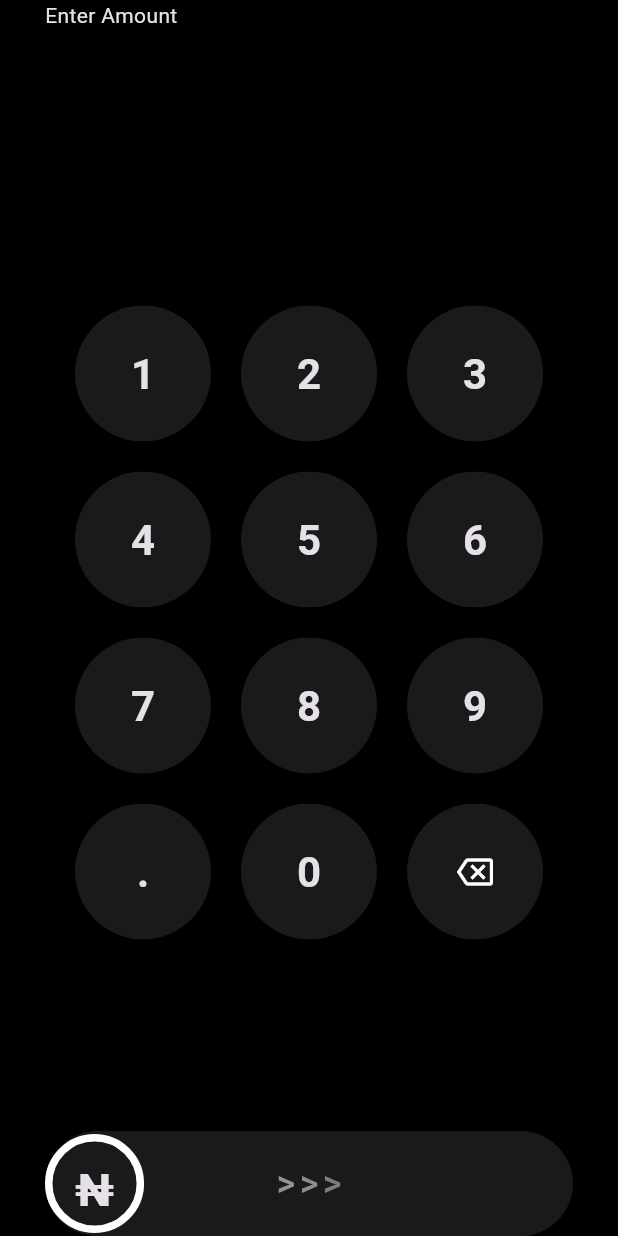
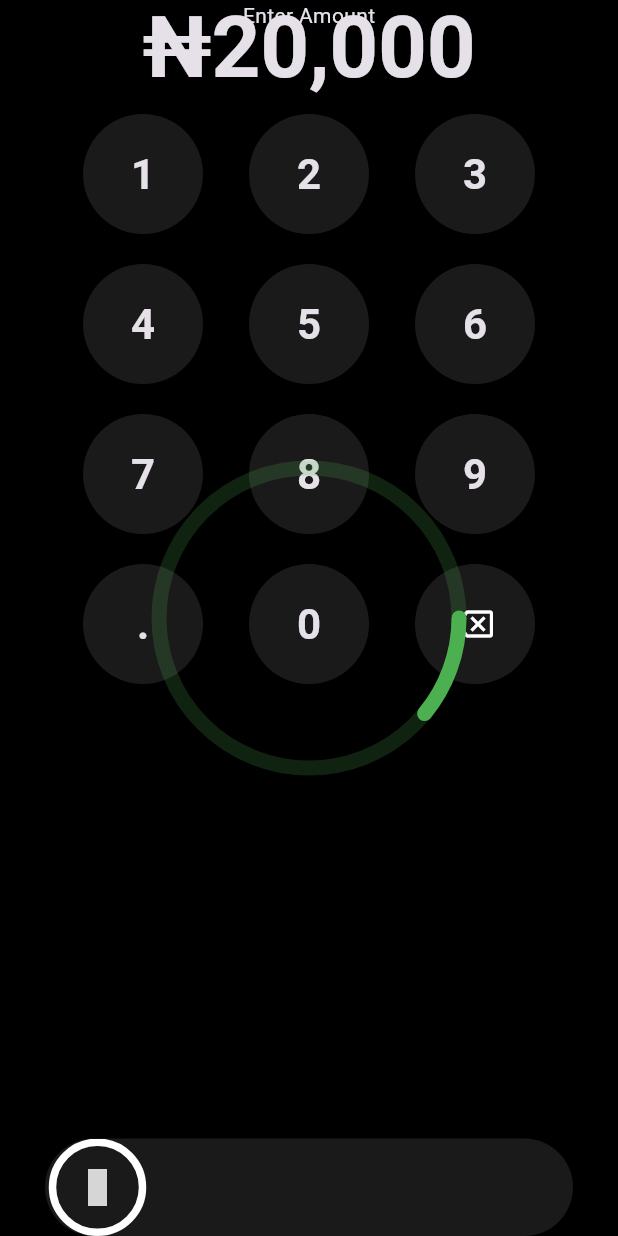
Before and after one commit to cscoderr/flutter_advance, a Flutter app: the screen it shows after launch, after a tap on "Swipe to pay", on a phone screen of 412 x 824 dp. Run offline on Flutter 3.47's test engine with Material 3 defaults, Android fonts, the phone set to English and light mode, and no system bars; our stand-ins replace iconsax; missing offline and left inert: interpolate_animated; grey boxes are pictures that could not be loaded.

Commit message:
chore: update swipe to pay page

```diff
--- a/lib/swipe_to_pay/swipe_to_pay.dart
+++ b/lib/swipe_to_pay/swipe_to_pay.dart
@@ -1 +1,2 @@
 export 'view/swipe_to_pay_page.dart';
+export 'widgets/widgets.dart';
--- a/lib/swipe_to_pay/view/swipe_to_pay_page.dart
+++ b/lib/swipe_to_pay/view/swipe_to_pay_page.dart
@@ -1,5 +1,7 @@
+import 'package:animation_playground/animated_progress_bar.dart';
+import 'package:animation_playground/swipe_to_pay/swipe_to_pay.dart';
 import 'package:flutter/material.dart';
-import 'package:flutter/services.dart';
+import 'package:flutter/scheduler.dart';
 
 class SwipeToPayPage extends StatefulWidget {
   const SwipeToPayPage({super.key});
@@ -13,10 +15,28 @@ class SwipeToPayPage extends StatefulWidget {
 
 class _SwipeToPayPageState extends State<SwipeToPayPage> {
   late final TextEditingController keyboardText;
+  bool isSuccessful = false;
+  final _sliderKey = GlobalKey();
+  double _sliderWidth = 0.0;
+  double _maxSliderWidth = 0.0;
+  final double _minSliderWidth = 70;
+  final double _containerHeight = 65;
+  double _maxDragExtent = 0.0;
+
   @override
   void initState() {
     super.initState();
     keyboardText = TextEditingController();
+
+    SchedulerBinding.instance.addPostFrameCallback((_) {
+      final renderBox =
+          _sliderKey.currentContext?.findRenderObject() as RenderBox?;
+      setState(() {
+        _sliderWidth = renderBox?.size.width ?? 0.0;
+        _maxSliderWidth = _sliderWidth - _minSliderWidth;
+        _maxDragExtent = _maxSliderWidth * 0.85;
+      });
+    });
   }
 
   @override
@@ -27,25 +47,35 @@ class _SwipeToPayPageState extends State<SwipeToPayPage> {
       body: SafeArea(
         child: Padding(
           padding: const EdgeInsets.symmetric(horizontal: 30),
+          child: Stack(
+            // crossAxisAlignment: CrossAxisAlignment.start,
+            children: [
+              // const Spacer(),
+              if (!isSuccessful)
+                Positioned.fill(
+                  top: 0,
+                  bottom: 0,
+                  right: 0,
+                  left: 0,
                   child: Column(
-            crossAxisAlignment: CrossAxisAlignment.start,
                     children: [
                       const Text('Enter Amount'),
                       TextField(
                         controller: keyboardText,
                         showCursor: false,
-                style: Theme.of(context).textTheme.headlineLarge?.copyWith(
+                        style:
+                            Theme.of(context).textTheme.headlineLarge?.copyWith(
                                   fontWeight: FontWeight.w700,
                                 ),
                         decoration: const InputDecoration(
                           border: InputBorder.none,
                         ),
                       ),
-              const Spacer(),
-              _Keypad(
+                      KeypadWidget(
                         onKeyPressed: (value) {
                           if (value == 'x') {
-                    keyboardText.text = keyboardText.text.removeLastChar;
+                            keyboardText.text =
+                                keyboardText.text.removeLastChar;
                           } else if (value == '.') {
                             keyboardText.text +=
                                 !keyboardText.text.contains('.') ? value : "";
@@ -54,8 +84,75 @@ class _SwipeToPayPageState extends State<SwipeToPayPage> {
                           }
                         },
                       ),
-              const Spacer(),
-              const PaymentSlider(),
+                    ],
+                  ),
+                ),
+              AnimatedPositioned(
+                duration: const Duration(milliseconds: 300),
+                top: isSuccessful ? size.height * 0.15 : 0,
+                curve: Curves.easeInOut,
+                left: 0,
+                right: 0,
+                child: Center(
+                  child: Text(
+                    '\u20A620,000',
+                    style: Theme.of(context)
+                        .textTheme
+                        .displayLarge
+                        ?.copyWith(fontWeight: FontWeight.w700),
+                  ),
+                ),
+              ),
+
+              const Positioned(
+                top: 0,
+                bottom: 0,
+                right: 0,
+                left: 0,
+                child: _AnimatedProgressBar(),
+              ),
+
+              if (1 == 2)
+                AnimatedPositioned(
+                  duration: const Duration(milliseconds: 1000),
+                  top: 0,
+                  bottom: 0,
+                  right: 0,
+                  left: 0,
+                  child: Offstage(
+                    offstage: !isSuccessful,
+                    child: Center(
+                      child: AnimatedSlide(
+                        offset: isSuccessful
+                            ? Offset.zero
+                            : const Offset(2.1, 5.49),
+                        duration: const Duration(milliseconds: 1000),
+                        child: AnimatedScale(
+                          duration: const Duration(milliseconds: 1000),
+                          scale: isSuccessful ? 4 : 1,
+                          child: const PaymetIconWidget(isActive: true),
+                        ),
+                      ),
+                    ),
+                  ),
+                ),
+              // const Spacer(),
+              Positioned(
+                bottom: 0,
+                right: 0,
+                left: 0,
+                child: PaymentSliderWidget(
+                  key: _sliderKey,
+                  containerHeight: _containerHeight,
+                  maxDragExtent: _maxDragExtent,
+                  maxSliderWidth: _maxSliderWidth,
+                  onComplete: (value) {
+                    setState(() {
+                      isSuccessful = value;
+                    });
+                  },
+                ),
+              ),
             ],
           ),
         ),
@@ -64,105 +161,30 @@ class _SwipeToPayPageState extends State<SwipeToPayPage> {
   }
 }
 
-class PaymentSlider extends StatefulWidget {
-  const PaymentSlider({
+class _AnimatedProgressBar extends StatefulWidget {
+  const _AnimatedProgressBar({
     super.key,
   });
 
   @override
-  State<PaymentSlider> createState() => _PaymentSliderState();
+  State<_AnimatedProgressBar> createState() => _AnimatedProgressBarState();
 }
 
-class _PaymentSliderState extends State<PaymentSlider> {
-  double _xDragOffet = 0;
-  @override
-  Widget build(BuildContext context) {
-    final size = MediaQuery.sizeOf(context);
-    return Container(
-      height: 70,
-      width: size.width,
-      decoration: BoxDecoration(
-        color: Colors.white10,
-        borderRadius: BorderRadius.circular(50),
-      ),
-      child: Stack(
-        children: [
-          const Center(
-            child: LoadingAnimation(),
-          ),
-          AnimatedPositioned(
-            top: 0,
-            bottom: 0,
-            left: _xDragOffet,
-            duration: const Duration(milliseconds: 0),
-            child: GestureDetector(
-              onHorizontalDragStart: (details) {
-                _xDragOffet = details.globalPosition.dx;
-                setState(() {});
-              },
-              onHorizontalDragUpdate: (details) {
-                print(details.localPosition.dx);
-                // if (xDragOffet < size.width) {
-                //   xDragOffet = details.globalPosition.dx;
-                // }
-                _xDragOffet = details.globalPosition.dx.clamp(0, 300);
-                setState(() {});
-                print(size.width);
-              },
-              onHorizontalDragEnd: (details) {
-                if (_xDragOffet <= 300 * 0.7) {
-                  _xDragOffet = 0;
-                } else {
-                  _xDragOffet = 300;
-                }
-                setState(() {});
-              },
-              child: Container(
-                padding: const EdgeInsets.all(15),
-                decoration: BoxDecoration(
-                  shape: BoxShape.circle,
-                  border: Border.all(color: Colors.white, width: 5),
-                ),
-                alignment: Alignment.center,
-                child: Text(
-                  '₦',
-                  textAlign: TextAlign.center,
-                  style: Theme.of(context).textTheme.headlineLarge?.copyWith(
-                        fontWeight: FontWeight.w700,
-                      ),
-                ),
-              ),
-            ),
-          ),
-        ],
-      ),
-    );
-  }
-}
-
-class LoadingAnimation extends StatefulWidget {
-  const LoadingAnimation({super.key, this.count = 3});
-
-  final int count;
-
-  @override
-  State<LoadingAnimation> createState() => _LoadingAnimationState();
-}
-
-class _LoadingAnimationState extends State<LoadingAnimation>
+class _AnimatedProgressBarState extends State<_AnimatedProgressBar>
     with SingleTickerProviderStateMixin {
   late final AnimationController _animationController;
 
   @override
   void initState() {
     super.initState();
+
     _animationController = AnimationController(
       vsync: this,
-      duration: const Duration(milliseconds: 1200),
+      upperBound: 360.radians,
+      duration: const Duration(milliseconds: 10000),
     );
 
     _animationController.forward();
-    _animationController.repeat();
   }
 
   @override
@@ -176,86 +198,52 @@ class _LoadingAnimationState extends State<LoadingAnimation>
     return AnimatedBuilder(
       animation: _animationController,
       builder: (context, child) {
-        return Wrap(
-          spacing: 3,
-          children: List.generate(widget.count, (index) {
-            final opacity = CurvedAnimation(
-              parent: _animationController,
-              curve: Interval((index / widget.count), 1.0),
-            );
-            return FadeTransition(
-              opacity: opacity,
-              child: Text(
-                ">",
-                style: Theme.of(context).textTheme.headlineSmall?.copyWith(
-                      fontWeight: FontWeight.w500,
-                      color: Colors.grey,
+        return CustomPaint(
+          painter: CircularProgressPainter(
+            _animationController.value,
+          ),
+          child: AnimatedOpacity(
+            duration: const Duration(milliseconds: 300),
+            opacity: _animationController.status == AnimationStatus.completed
+                ? 1
+                : 0,
+            child: const Icon(
+              Icons.check,
+              size: 70,
+              color: Colors.green,
             ),
           ),
-            );
-          }),
         );
       },
     );
   }
 }
 
-class _Keypad extends StatelessWidget {
-  const _Keypad({
-    super.key,
-    this.onKeyPressed,
-  });
-
-  final ValueSetter<String>? onKeyPressed;
+class CircularProgressPainter extends CustomPainter {
+  CircularProgressPainter(this.progress);
+  final double progress;
+  @override
+  void paint(Canvas canvas, Size size) {
+    final center = size.center(Offset.zero);
+    final innerCirclePaint = Paint()
+      ..color = Colors.green.withOpacity(0.2)
+      ..style = PaintingStyle.stroke
+      ..strokeWidth = 10;
+    final progressCirclePaint = Paint()
+      ..color = Colors.green
+      ..style = PaintingStyle.stroke
+      ..strokeCap = StrokeCap.round
+      ..strokeWidth = 10;
+    canvas.drawCircle(center, 100, innerCirclePaint);
+    canvas.drawArc(
+      Rect.fromCenter(center: center, width: 200, height: 200),
+      0.radians,
+      progress,
+      false,
+      progressCirclePaint,
+    );
+  }
 
   @override
-  Widget build(BuildContext context) {
-    const keys = '123456789.0x';
-    return GridView.builder(
-      padding: const EdgeInsets.symmetric(horizontal: 20),
-      physics: const NeverScrollableScrollPhysics(),
-      shrinkWrap: true,
-      gridDelegate: const SliverGridDelegateWithFixedCrossAxisCount(
-        crossAxisCount: 3,
-        mainAxisSpacing: 20,
-        crossAxisSpacing: 20,
-      ),
-      itemBuilder: (context, index) {
-        final key = keys[index];
-        return ClipRRect(
-          child: Material(
-            type: MaterialType.button,
-            color: Colors.white10,
-            shape: const CircleBorder(),
-            child: InkWell(
-              borderRadius: BorderRadius.circular(60),
-              onTap: () {
-                HapticFeedback.lightImpact();
-                onKeyPressed?.call(key);
-              },
-              child: Align(
-                child: key == 'x'
-                    ? const Icon(Icons.backspace_outlined)
-                    : Text(
-                        key,
-                        textAlign: TextAlign.center,
-                        style: Theme.of(context)
-                            .textTheme
-                            .headlineMedium
-                            ?.copyWith(
-                              fontWeight: FontWeight.w700,
-                            ),
-                      ),
-              ),
-            ),
-          ),
-        );
-      },
-      itemCount: keys.length,
-    );
+  bool shouldRepaint(CircularProgressPainter oldDelegate) => true;
 }
-}
-
-extension KeypadEx on String {
-  String get removeLastChar => isNotEmpty ? substring(0, length - 1) : "";
-}
--- /dev/null
+++ b/lib/swipe_to_pay/widgets/key_pad_widget.dart
@@ -0,0 +1,63 @@
+import 'package:flutter/material.dart';
+import 'package:flutter/services.dart';
+
+class KeypadWidget extends StatelessWidget {
+  const KeypadWidget({
+    super.key,
+    this.onKeyPressed,
+  });
+
+  final ValueSetter<String>? onKeyPressed;
+
+  @override
+  Widget build(BuildContext context) {
+    const keys = '123456789.0x';
+    return GridView.builder(
+      padding: const EdgeInsets.symmetric(horizontal: 20),
+      physics: const NeverScrollableScrollPhysics(),
+      shrinkWrap: true,
+      gridDelegate: const SliverGridDelegateWithFixedCrossAxisCount(
+        crossAxisCount: 3,
+        mainAxisSpacing: 20,
+        crossAxisSpacing: 20,
+        mainAxisExtent: 80,
+      ),
+      itemBuilder: (context, index) {
+        final key = keys[index];
+        return ClipRRect(
+          child: Material(
+            type: MaterialType.button,
+            color: Colors.white10,
+            shape: const CircleBorder(),
+            child: InkWell(
+              borderRadius: BorderRadius.circular(60),
+              onTap: () {
+                HapticFeedback.lightImpact();
+                onKeyPressed?.call(key);
+              },
+              child: Align(
+                child: key == 'x'
+                    ? const Icon(Icons.backspace_outlined)
+                    : Text(
+                        key,
+                        textAlign: TextAlign.center,
+                        style: Theme.of(context)
+                            .textTheme
+                            .headlineMedium
+                            ?.copyWith(
+                              fontWeight: FontWeight.w700,
+                            ),
+                      ),
+              ),
+            ),
+          ),
+        );
+      },
+      itemCount: keys.length,
+    );
+  }
+}
+
+extension KeypadEx on String {
+  String get removeLastChar => isNotEmpty ? substring(0, length - 1) : "";
+}
--- /dev/null
+++ b/lib/swipe_to_pay/widgets/loading_animation.dart
@@ -0,0 +1,66 @@
+import 'package:flutter/material.dart';
+
+class LoadingAnimation extends StatefulWidget {
+  const LoadingAnimation({super.key, this.count = 3, this.character = '>'});
+
+  final int count;
+  final String character;
+
+  @override
+  State<LoadingAnimation> createState() => _LoadingAnimationState();
+}
+
+class _LoadingAnimationState extends State<LoadingAnimation>
+    with SingleTickerProviderStateMixin {
+  late final AnimationController _animationController;
+
+  @override
+  void initState() {
+    super.initState();
+    _animationController = AnimationController(
+      vsync: this,
+      duration: const Duration(milliseconds: 1000),
+    );
+
+    _animationController.forward();
+    _animationController.repeat();
+  }
+
+  @override
+  void dispose() {
+    _animationController.dispose();
+    super.dispose();
+  }
+
+  @override
+  Widget build(BuildContext context) {
+    return AnimatedBuilder(
+      animation: _animationController,
+      builder: (context, child) {
+        return Wrap(
+          spacing: 3,
+          children: List.generate(widget.count, (index) {
+            final opacity = CurvedAnimation(
+              parent: _animationController,
+              curve: Interval(
+                (index / widget.count),
+                1.0,
+                curve: Curves.easeInOut,
+              ),
+            );
+            return FadeTransition(
+              opacity: opacity,
+              child: Text(
+                widget.character,
+                style: Theme.of(context).textTheme.headlineSmall?.copyWith(
+                      fontWeight: FontWeight.w500,
+                      color: Colors.grey,
+                    ),
+              ),
+            );
+          }),
+        );
+      },
+    );
+  }
+}
--- /dev/null
+++ b/lib/swipe_to_pay/widgets/payment_icon_widget.dart
@@ -0,0 +1,28 @@
+import 'package:flutter/material.dart';
+import 'package:iconsax/iconsax.dart';
+
+class PaymetIconWidget extends StatelessWidget {
+  const PaymetIconWidget({
+    super.key,
+    this.isActive = false,
+  });
+
+  final bool isActive;
+
+  @override
+  Widget build(BuildContext context) {
+    return Container(
+      padding: const EdgeInsets.all(15),
+      decoration: BoxDecoration(
+        shape: BoxShape.circle,
+        border:
+            Border.all(color: isActive ? Colors.green : Colors.white, width: 5),
+      ),
+      child: Icon(
+        Iconsax.dollar_circle,
+        size: 30,
+        color: isActive ? Colors.green : Colors.white,
+      ),
+    );
+  }
+}
--- /dev/null
+++ b/lib/swipe_to_pay/widgets/payment_slider_widget.dart
@@ -0,0 +1,115 @@
+import 'package:animation_playground/swipe_to_pay/swipe_to_pay.dart';
+import 'package:flutter/material.dart';
+
+class PaymentSliderWidget extends StatefulWidget {
+  const PaymentSliderWidget({
+    super.key,
+    this.onComplete,
+    required this.containerHeight,
+    required this.maxSliderWidth,
+    required this.maxDragExtent,
+  });
+
+  final double containerHeight;
+  final double maxSliderWidth;
+  final double maxDragExtent;
+  final void Function(bool)? onComplete;
+
+  @override
+  State<PaymentSliderWidget> createState() => _PaymentSliderWidgetState();
+}
+
+class _PaymentSliderWidgetState extends State<PaymentSliderWidget> {
+  double _xDragOffet = 0.0;
+  bool isSliding = false;
+
+  @override
+  void initState() {
+    super.initState();
+  }
+
+  @override
+  Widget build(BuildContext context) {
+    return Container(
+      height: widget.containerHeight,
+      width: double.infinity,
+      decoration: BoxDecoration(
+        color: Colors.white10,
+        borderRadius: BorderRadius.circular(50),
+      ),
+      clipBehavior: Clip.hardEdge,
+      child: Stack(
+        children: [
+          Center(
+            child: AnimatedSwitcher(
+              duration: const Duration(milliseconds: 300),
+              switchOutCurve: Curves.easeIn,
+              child: widget.maxSliderWidth == _xDragOffet
+                  ? Text(
+                      'Sending...',
+                      style: Theme.of(context).textTheme.bodyLarge?.copyWith(
+                            color: Colors.grey,
+                          ),
+                    )
+                  : const LoadingAnimation(),
+            ),
+          ),
+          AnimatedPositioned(
+            top: 0,
+            bottom: 0,
+            left: _xDragOffet,
+            duration: isSliding
+                ? const Duration(milliseconds: 50)
+                : const Duration(milliseconds: 250),
+            child: GestureDetector(
+              onHorizontalDragUpdate: (details) {
+                // _xDragOffet +=
+                //     details.delta.dx.clamp(0, maxSliderWidth);
+                if (_xDragOffet == widget.maxSliderWidth) return;
+                _xDragOffet = (_xDragOffet + details.delta.dx)
+                    .clamp(0, widget.maxSliderWidth);
+                isSliding = true;
+                setState(() {});
+              },
+              onHorizontalDragEnd: (details) {
+                if (_xDragOffet <= widget.maxDragExtent) {
+                  _xDragOffet = 0;
+                } else {
+                  _xDragOffet = widget.maxSliderWidth;
+                  widget.onComplete?.call(_xDragOffet == widget.maxSliderWidth);
+                }
+                isSliding = false;
+                setState(() {});
+              },
+              child: _xDragOffet == widget.maxSliderWidth
+                  ? const SizedBox()
+                  : PaymetIconWidget(
+                      isActive: _xDragOffet == widget.maxSliderWidth,
+                    ),
+            ),
+          ),
+          if (1 == 2)
+            AnimatedOpacity(
+              duration: const Duration(milliseconds: 300),
+              opacity: _xDragOffet == widget.maxSliderWidth ? 1 : 0,
+              child: Container(
+                width: double.infinity,
+                height: widget.containerHeight,
+                decoration: const BoxDecoration(
+                  color: Colors.white,
+                ),
+                child: Center(
+                  child: Text(
+                    'SENT',
+                    style: Theme.of(context).textTheme.titleLarge?.copyWith(
+                          color: Colors.black,
+                        ),
+                  ),
+                ),
+              ),
+            )
+        ],
+      ),
+    );
+  }
+}
--- /dev/null
+++ b/lib/swipe_to_pay/widgets/widgets.dart
@@ -0,0 +1,4 @@
+export 'key_pad_widget.dart';
+export 'loading_animation.dart';
+export 'payment_icon_widget.dart';
+export 'payment_slider_widget.dart';
```
Lines whose indentation alone changed are shown as unchanged.
